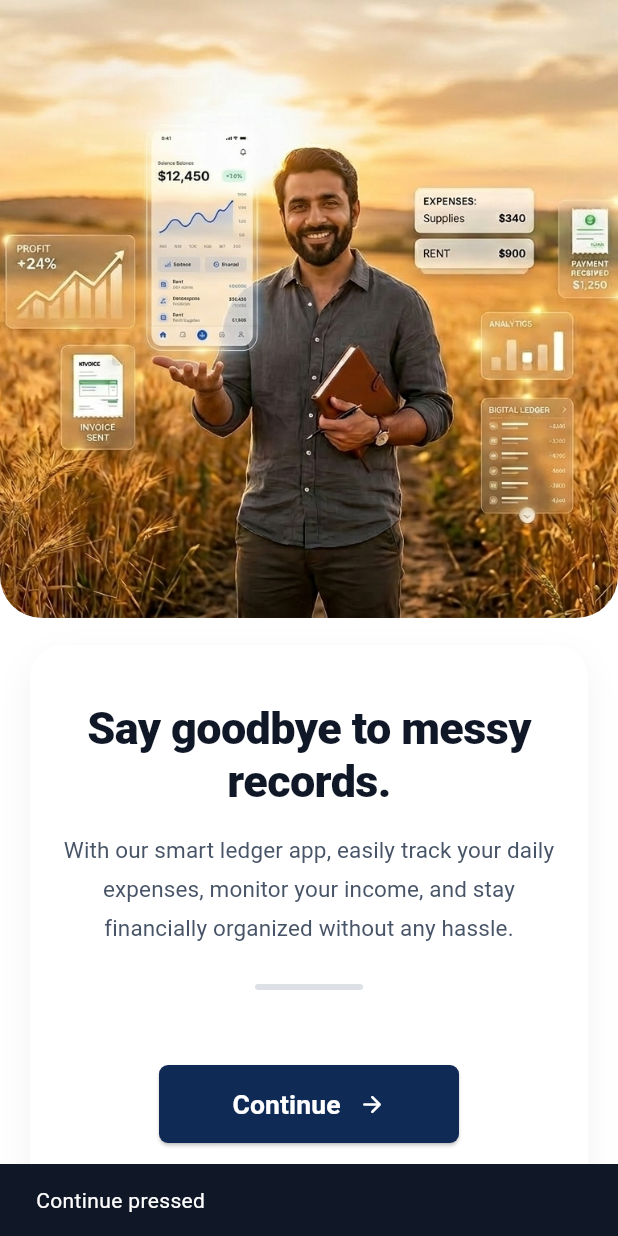
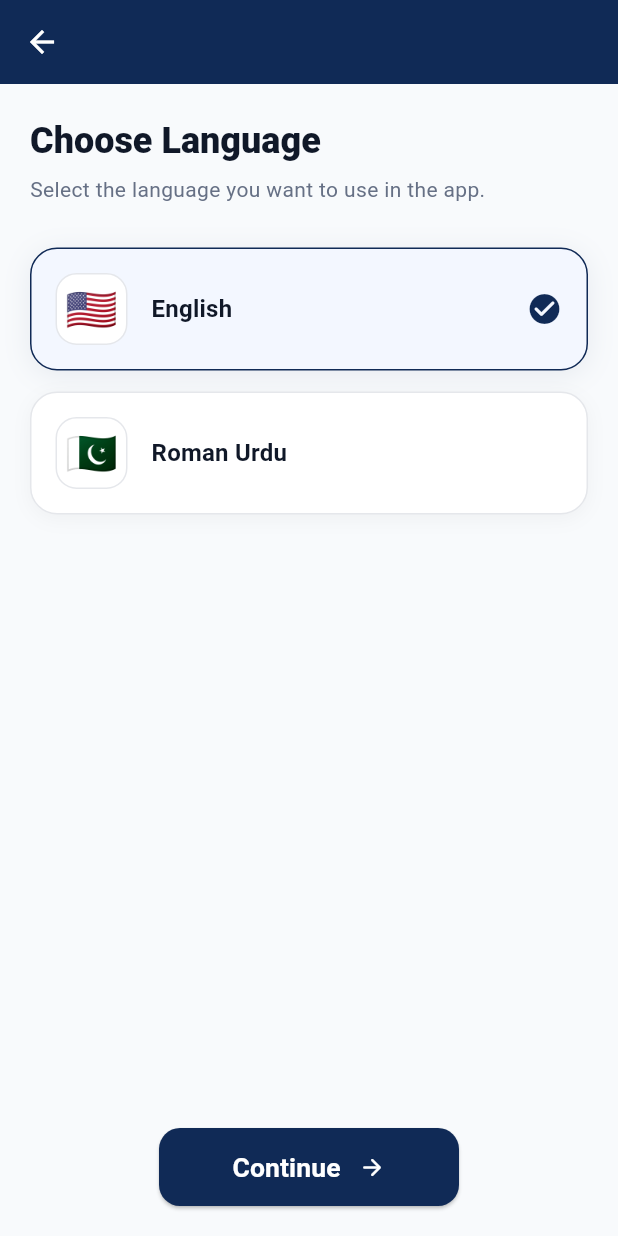
Before and after one commit to aminahnabeel/YahyaandCo-frontend-, a Flutter app: the screen it shows after launch, after a tap on "Continue", on a phone screen of 412 x 824 dp. Run offline on Flutter 3.47's test engine with Material 3 defaults, Android fonts, the light colour scheme and no system bars.

Commit message:
4 screens bna li

```diff
--- /dev/null
+++ b/lib/app_language.dart
@@ -0,0 +1,100 @@
+import 'package:flutter/material.dart';
+
+enum AppLanguage {
+  english,
+  romanUrdu,
+}
+
+class AppLanguageController extends ValueNotifier<AppLanguage> {
+  AppLanguageController() : super(AppLanguage.english);
+
+  Locale get locale {
+    switch (value) {
+      case AppLanguage.english:
+        return const Locale('en');
+      case AppLanguage.romanUrdu:
+        return const Locale('ur', 'PK');
+    }
+  }
+
+  AppStrings get strings => AppStrings.fromLanguage(value);
+}
+
+final AppLanguageController appLanguageController = AppLanguageController();
+
+class AppStrings {
+  const AppStrings({
+    required this.appTitle,
+    required this.chooseLanguageTitle,
+    required this.chooseLanguageSubtitle,
+    required this.englishOption,
+    required this.romanUrduOption,
+    required this.continueButton,
+    required this.homeTitle,
+    required this.homeMessage,
+    required this.homeAction,
+    required this.emailTitle,
+    required this.emailPlaceholder,
+    required this.passwordPlaceholder,
+    required this.alreadyHaveAccount,
+    required this.signIn,
+    required this.nextButton,
+  });
+
+  final String appTitle;
+  final String chooseLanguageTitle;
+  final String chooseLanguageSubtitle;
+  final String englishOption;
+  final String romanUrduOption;
+  final String continueButton;
+  final String homeTitle;
+  final String homeMessage;
+  final String homeAction;
+  final String emailTitle;
+  final String emailPlaceholder;
+  final String passwordPlaceholder;
+  final String alreadyHaveAccount;
+  final String signIn;
+  final String nextButton;
+
+  static AppStrings fromLanguage(AppLanguage language) {
+    switch (language) {
+      case AppLanguage.english:
+        return const AppStrings(
+          appTitle: 'Yahya & Co',
+          chooseLanguageTitle: 'Choose Language',
+          chooseLanguageSubtitle: 'Select the language you want to use in the app.',
+          englishOption: 'English',
+          romanUrduOption: 'Roman Urdu',
+          continueButton: 'Continue',
+          homeTitle: 'Home',
+          homeMessage: 'You are now using the app in English.',
+          homeAction: 'Start using the app',
+          emailTitle: 'Create Account',
+          emailPlaceholder: 'Enter Email Address',
+          passwordPlaceholder: 'Enter Password',
+          alreadyHaveAccount: 'Already have an account?',
+          signIn: 'Sign In',
+          nextButton: 'Next',
+        );
+      case AppLanguage.romanUrdu:
+        return const AppStrings(
+          appTitle: 'Yahya & Co',
+          chooseLanguageTitle: 'Zaban muntakhib karein',
+          chooseLanguageSubtitle: 'App ke liye apni zaban select karein.',
+          englishOption: 'English',
+          romanUrduOption: 'Roman Urdu',
+          continueButton: 'Aagay barhein',
+          homeTitle: 'Markazi Safha',
+          homeMessage: 'Aap ab app ko Roman Urdu mein istemal kar rahe hain.',
+          homeAction: 'App istemal karna shuru karein',
+          emailTitle: 'Account Banayein',
+          emailPlaceholder: 'Email Address Darj Karein',
+          passwordPlaceholder: 'Password Darj Karein',
+          alreadyHaveAccount: 'Pehle se account hai?',
+          signIn: 'Log In Karein',
+          nextButton: 'Aagay',
+        );
+    }
+  }
+}
--- /dev/null
+++ b/lib/language_screen.dart
@@ -0,0 +1,206 @@
+import 'package:flutter/material.dart';
+
+import 'app_language.dart';
+import 'email_screen.dart';
+import 'splash_screen.dart';
+import 'widgets/appbar.dart';
+import 'widgets/button.dart';
+
+class LanguageScreen extends StatefulWidget {
+  const LanguageScreen({super.key});
+
+  @override
+  State<LanguageScreen> createState() => _LanguageScreenState();
+}
+
+class _LanguageScreenState extends State<LanguageScreen> {
+  AppLanguage? _selectedLanguage;
+
+  @override
+  void initState() {
+    super.initState();
+    _selectedLanguage = appLanguageController.value;
+  }
+
+  void _selectLanguage(AppLanguage language) {
+    setState(() {
+      _selectedLanguage = language;
+    });
+    appLanguageController.value = language;
+  }
+
+  @override
+  Widget build(BuildContext context) {
+    final strings = appLanguageController.strings;
+
+    return Scaffold(
+      appBar: CustomAppBar(
+        showTitle: false,
+        onBackPressed: () {
+          Navigator.of(context).pushReplacement(
+            MaterialPageRoute(builder: (_) => const IntroScreen()),
+          );
+        },
+      ),
+      backgroundColor: const Color(0xFFF8FAFC),
+      body: SafeArea(
+        child: Directionality(
+          textDirection: TextDirection.ltr,
+          child: Padding(
+            padding: const EdgeInsets.fromLTRB(20, 16, 20, 20),
+            child: Column(
+              crossAxisAlignment: CrossAxisAlignment.start,
+              children: [
+                const SizedBox(height: 8),
+                Text(
+                  strings.chooseLanguageTitle,
+                  textAlign: TextAlign.left,
+                  style: Theme.of(context).textTheme.headlineSmall?.copyWith(
+                    fontWeight: FontWeight.w800,
+                    color: const Color(0xFF101828),
+                    height: 1.15,
+                  ),
+                ),
+                const SizedBox(height: 8),
+                Text(
+                  strings.chooseLanguageSubtitle,
+                  textAlign: TextAlign.left,
+                  style: Theme.of(context).textTheme.bodyMedium?.copyWith(
+                    color: const Color(0xFF667085),
+                    height: 1.5,
+                  ),
+                ),
+                const SizedBox(height: 28),
+                Expanded(
+                  child: ListView(
+                    padding: EdgeInsets.zero,
+                    children: [
+                      _LanguageCard(
+                        flag: '🇺🇸',
+                        name: strings.englishOption,
+                        isSelected: _selectedLanguage == AppLanguage.english,
+                        onTap: () => _selectLanguage(AppLanguage.english),
+                      ),
+                      const SizedBox(height: 14),
+                      _LanguageCard(
+                        flag: '🇵🇰',
+                        name: strings.romanUrduOption,
+                        isSelected: _selectedLanguage == AppLanguage.romanUrdu,
+                        onTap: () => _selectLanguage(AppLanguage.romanUrdu),
+                      ),
+                    ],
+                  ),
+                ),
+                const SizedBox(height: 16),
+                SafeArea(
+                  top: false,
+                  child: RoundedPrimaryButton(
+                    label: strings.continueButton,
+                    icon: Icons.arrow_forward_rounded,
+                    fullWidth: false,
+                    height: 52,
+                    onPressed: () {
+                      Navigator.of(context).push(
+                        MaterialPageRoute(builder: (_) => const EmailScreen()),
+                      );
+                    },
+                  ),
+                ),
+              ],
+            ),
+          ),
+        ),
+      ),
+    );
+  }
+}
+
+class _LanguageCard extends StatelessWidget {
+  const _LanguageCard({
+    required this.flag,
+    required this.name,
+    required this.isSelected,
+    required this.onTap,
+  });
+
+  final String flag;
+  final String name;
+  final bool isSelected;
+  final VoidCallback onTap;
+
+  @override
+  Widget build(BuildContext context) {
+    final primary = Theme.of(context).colorScheme.primary;
+
+    return Material(
+      color: Colors.transparent,
+      child: InkWell(
+        onTap: onTap,
+        borderRadius: BorderRadius.circular(18),
+        child: AnimatedContainer(
+          duration: const Duration(milliseconds: 180),
+          curve: Curves.easeOut,
+          padding: const EdgeInsets.all(16),
+          decoration: BoxDecoration(
+            color: isSelected ? const Color(0xFFF3F7FF) : Colors.white,
+            borderRadius: BorderRadius.circular(18),
+            border: Border.all(
+              color: isSelected ? primary : const Color(0xFFE5E7EB),
+              width: 1,
+            ),
+            boxShadow: [
+              BoxShadow(
+                color: isSelected
+                    ? primary.withOpacity(0.08)
+                    : Colors.black.withOpacity(0.04),
+                blurRadius: isSelected ? 16 : 10,
+                offset: const Offset(0, 3),
+              ),
+            ],
+          ),
+          child: Row(
+            children: [
+              Container(
+                width: 48,
+                height: 48,
+                decoration: BoxDecoration(
+                  color: Colors.white,
+                  borderRadius: BorderRadius.circular(14),
+                  border: Border.all(color: const Color(0xFFE5E7EB)),
+                ),
+                alignment: Alignment.center,
+                child: Text(flag, style: const TextStyle(fontSize: 28)),
+              ),
+              const SizedBox(width: 16),
+              Expanded(
+                child: Text(
+                  name,
+                  textAlign: TextAlign.left,
+                  style: Theme.of(context).textTheme.titleMedium?.copyWith(
+                    fontWeight: FontWeight.w700,
+                    color: const Color(0xFF101828),
+                    height: 1.2,
+                  ),
+                ),
+              ),
+              const SizedBox(width: 12),
+              SizedBox(
+                width: 24,
+                height: 24,
+                child: AnimatedOpacity(
+                  duration: const Duration(milliseconds: 180),
+                  opacity: isSelected ? 1 : 0,
+                  child: Icon(
+                    Icons.check_circle_rounded,
+                    color: primary,
+                    size: 24,
+                  ),
+                ),
+              ),
+            ],
+          ),
+        ),
+      ),
+    );
+  }
+}
--- a/lib/main.dart
+++ b/lib/main.dart
@@ -1,5 +1,7 @@
 import 'package:flutter/material.dart';
+import 'package:flutter_localizations/flutter_localizations.dart';
 
+import 'app_language.dart';
 import 'theme.dart';
 import 'logo_screen.dart';
 
@@ -12,13 +14,28 @@ class MyApp extends StatelessWidget {
 
   @override
   Widget build(BuildContext context) {
+    return AnimatedBuilder(
+      animation: appLanguageController,
+      builder: (context, _) {
         return MaterialApp(
           debugShowCheckedModeBanner: false,
-      title: 'Yahya & Co',
+          title: appLanguageController.strings.appTitle,
           theme: AppTheme.lightTheme,
           darkTheme: AppTheme.darkTheme,
           themeMode: ThemeMode.light,
+          locale: appLanguageController.locale,
+          supportedLocales: const [
+            Locale('en'),
+            Locale('ur', 'PK'),
+          ],
+          localizationsDelegates: const [
+            GlobalMaterialLocalizations.delegate,
+            GlobalWidgetsLocalizations.delegate,
+            GlobalCupertinoLocalizations.delegate,
+          ],
           home: const LogoScreen(),
+        );
+      },
     );
   }
 }
--- a/lib/splash_screen.dart
+++ b/lib/splash_screen.dart
@@ -1,5 +1,6 @@
 import 'package:flutter/material.dart';
 
+import 'language_screen.dart';
 import 'widgets/button.dart';
 
 class IntroScreen extends StatelessWidget {
@@ -8,12 +9,6 @@ class IntroScreen extends StatelessWidget {
   @override
   Widget build(BuildContext context) {
     final colorScheme = Theme.of(context).colorScheme;
-
-    final eyebrowStyle = Theme.of(context).textTheme.labelLarge?.copyWith(
-      color: colorScheme.primary,
-      fontWeight: FontWeight.w700,
-      letterSpacing: 1.8,
-    );
 
     final titleStyle = Theme.of(context).textTheme.headlineMedium?.copyWith(
       fontWeight: FontWeight.w800,
@@ -32,7 +27,9 @@ class IntroScreen extends StatelessWidget {
 
     return Scaffold(
       backgroundColor: Theme.of(context).scaffoldBackgroundColor,
-      body: Column(
+      body: Directionality(
+        textDirection: TextDirection.ltr,
+        child: Column(
           children: [
             // Top image with rounded bottom corners to match design
             Expanded(
@@ -103,8 +100,8 @@ class IntroScreen extends StatelessWidget {
                         fullWidth: false,
                         height: 52,
                         onPressed: () {
-                        ScaffoldMessenger.of(context).showSnackBar(
-                          const SnackBar(content: Text('Continue pressed')),
+                          Navigator.of(context).pushReplacement(
+                            MaterialPageRoute(builder: (_) => const LanguageScreen()),
                           );
                         },
                       ),
@@ -115,6 +112,7 @@ class IntroScreen extends StatelessWidget {
             ),
           ],
         ),
+      ),
     );
   }
 }
--- a/lib/theme.dart
+++ b/lib/theme.dart
@@ -8,6 +8,7 @@ class AppTheme {
   static const Color blue = Color(0xFF1E4ED8);
   static const Color white = Colors.white;
   static const Color black = Colors.black;
+  static const double buttonRadius = 14;
 
   static final ThemeData lightTheme = ThemeData(
     useMaterial3: true,
@@ -30,6 +31,9 @@ class AppTheme {
       style: ElevatedButton.styleFrom(
         backgroundColor: navyBlue,
         foregroundColor: white,
+        shape: RoundedRectangleBorder(
+          borderRadius: BorderRadius.circular(buttonRadius),
+        ),
       ),
     ),
   );
@@ -55,6 +59,9 @@ class AppTheme {
       style: ElevatedButton.styleFrom(
         backgroundColor: blue,
         foregroundColor: white,
+        shape: RoundedRectangleBorder(
+          borderRadius: BorderRadius.circular(buttonRadius),
+        ),
       ),
     ),
   );
--- /dev/null
+++ b/lib/widgets/appbar.dart
@@ -0,0 +1,47 @@
+import 'package:flutter/material.dart';
+
+class CustomAppBar extends StatelessWidget implements PreferredSizeWidget {
+  const CustomAppBar({
+    super.key,
+    this.title,
+    this.onBackPressed,
+    this.showTitle = true,
+  });
+
+  final String? title;
+  final VoidCallback? onBackPressed;
+  final bool showTitle;
+
+  @override
+  Size get preferredSize => const Size.fromHeight(56);
+
+  @override
+  Widget build(BuildContext context) {
+    return Directionality(
+      textDirection: TextDirection.ltr,
+      child: AppBar(
+        automaticallyImplyLeading: false,
+        centerTitle: false,
+        leadingWidth: onBackPressed != null ? 56 : 0,
+        leading: onBackPressed != null
+            ? IconButton(
+                padding: EdgeInsets.zero,
+                constraints: const BoxConstraints(minWidth: 56, minHeight: 56),
+                icon: const Icon(Icons.arrow_back),
+                onPressed: onBackPressed,
+              )
+            : null,
+        title: showTitle && title != null
+            ? Text(
+                title!,
+                style: const TextStyle(
+                  fontSize: 18,
+                  fontWeight: FontWeight.w600,
+                ),
+              )
+            : null,
+        titleSpacing: 0,
+      ),
+    );
+  }
+}
--- a/lib/widgets/button.dart
+++ b/lib/widgets/button.dart
@@ -16,6 +16,8 @@ class RoundedPrimaryButton extends StatelessWidget {
   final bool fullWidth;
   final double height;
 
+  static const double _borderRadius = 14;
+
   @override
   Widget build(BuildContext context) {
     final primary = Theme.of(context).colorScheme.primary;
@@ -28,7 +30,7 @@ class RoundedPrimaryButton extends StatelessWidget {
         minimumSize: Size(0, height),
         padding: const EdgeInsets.symmetric(horizontal: 24),
         shape: RoundedRectangleBorder(
-          borderRadius: BorderRadius.circular(6),
+          borderRadius: BorderRadius.circular(_borderRadius),
         ),
       ),
       child: Row(
--- a/pubspec.yaml
+++ b/pubspec.yaml
@@ -29,6 +29,8 @@ environment:
 # versions available, run `flutter pub outdated`.
 dependencies:
   flutter:
+    sdk: flutter
+  flutter_localizations:
     sdk: flutter
 
   # The following adds the Cupertino Icons font to your application.
```
Also changed, not shown: lib/email_screen.dart (added, +172 -0 lines), pubspec.lock. Lines whose indentation alone changed are shown as unchanged.
